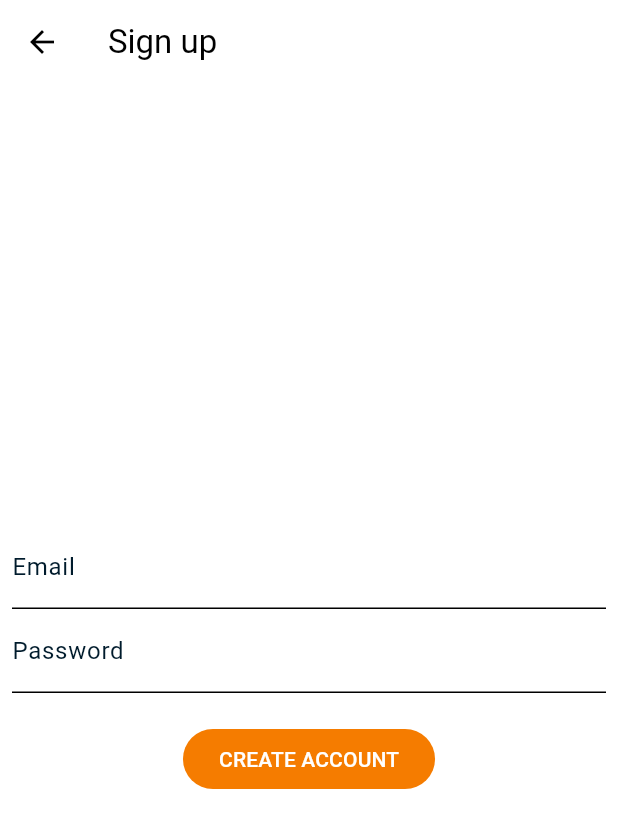
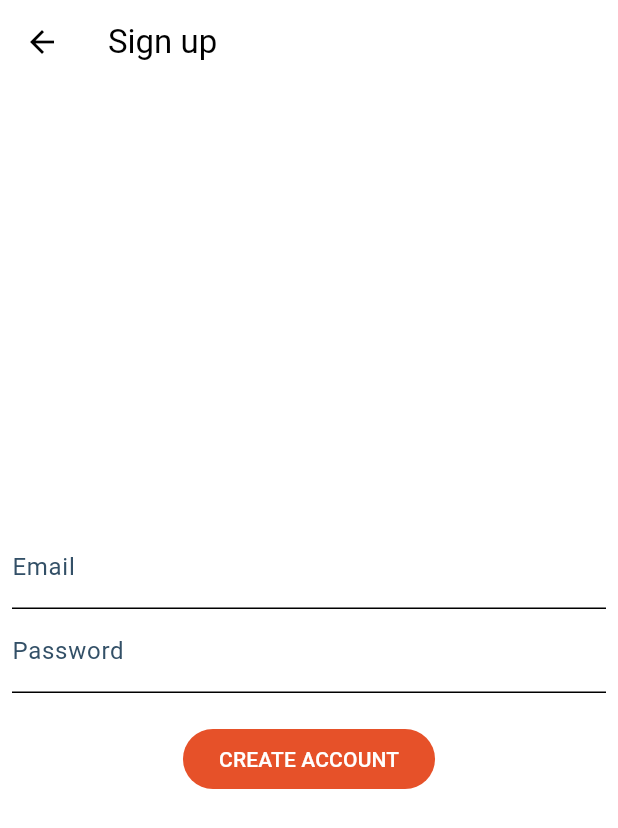
Before and after one commit to jreyesgfi/flutter_train_tracker_app, a Flutter app: the screen it shows after launch, after a tap on "LOG IN", after a tap on "Create New Account", on a phone screen of 412 x 824 dp. Shown: the top 828 px of the screen. Run offline on Flutter 3.47's test engine with Material 3 defaults, Android fonts, the phone set to English and light mode, and no system bars; missing offline and left inert: amplify_auth_cognito, amplify_core, amplify_datastore, amplify_flutter.

Commit message:
Updated Fundamental Styles

```diff
--- /dev/null
+++ b/lib/common_layer/theme/app_colors.dart
@@ -0,0 +1,15 @@
+import 'package:flutter/material.dart';
+
+class AppColors {
+  static const primaryColor = Color(0xFFe65129);
+  static const accentColor = Color(0xFF6200EE);
+  static const backgroundColor = Color(0xFFFFFFFF);
+  static const textColor = Color(0xFF335067);
+
+
+  // custom colors
+  static const darkColor = Color(0xff335067);
+  static const lightColor = Color(0xffE2E6E8);
+  static const greyColor = Color(0xff7B99AD);
+  static const whiteColor = Color(0xffffffff);
+}
--- /dev/null
+++ b/lib/common_layer/theme/app_theme.dart
@@ -0,0 +1,46 @@
+import 'package:flutter/material.dart';
+import 'app_colors.dart';
+
+class AppTheme {
+  static ThemeData get theme {
+    return ThemeData(
+      // Colors
+      primaryColor: AppColors.primaryColor,
+      primaryColorLight: AppColors.lightColor,
+      primaryColorDark: AppColors.darkColor,
+      hintColor: AppColors.greyColor,
+      cardColor: AppColors.whiteColor,
+      canvasColor: AppColors.backgroundColor,
+      colorScheme: ColorScheme.fromSwatch(
+        backgroundColor: AppColors.backgroundColor,
+        primarySwatch: Colors.orange, // Adjust based on AppColors if needed
+        accentColor: AppColors.accentColor,
+      ),
+      visualDensity: VisualDensity.adaptivePlatformDensity,
+      inputDecorationTheme: const InputDecorationTheme(
+        labelStyle: TextStyle(color: AppColors.textColor),
+        hintStyle: TextStyle(color: AppColors.accentColor),
+      ),
+
+      // TEXT
+      textTheme: const TextTheme(
+        bodySmall: TextStyle(color: AppColors.textColor),
+        bodyLarge: TextStyle(color: AppColors.textColor),
+        bodyMedium: TextStyle(color: AppColors.textColor),
+        displayMedium: TextStyle(color: AppColors.textColor),
+        displayLarge: TextStyle(color: AppColors.textColor),
+        displaySmall: TextStyle(color: AppColors.textColor),
+      ),
+
+      // BUTTON
+      elevatedButtonTheme: ElevatedButtonThemeData(
+        style: ElevatedButton.styleFrom(
+          elevation: 0,
+          backgroundColor: AppColors.primaryColor,
+          foregroundColor: Colors.white,
+        ),
+      ),
+
+    );
+  }
+}
--- a/lib/main.dart
+++ b/lib/main.dart
@@ -1,6 +1,7 @@
 import 'package:amplify_flutter/amplify_flutter.dart';
 import 'package:amplify_auth_cognito/amplify_auth_cognito.dart';
 import 'package:flutter/material.dart';
+import 'package:flutter_application_test1/common_layer/theme/app_theme.dart';
 import 'package:flutter_application_test1/common_layer/theme/custom_colors.dart';
 import 'package:flutter_application_test1/presentation_layer/screens/widget_testing_screen.dart';
 import 'infrastructure_layer/config/amplifyconfiguration.dart';
@@ -18,53 +19,7 @@ class MyApp extends StatelessWidget {
   Widget build(BuildContext context) {
     return MaterialApp(
       title: 'Login Demo',
-      theme: ThemeData(
-          primaryColor: Colors.orange.shade700,
-          primaryColorLight: Colors.orange.shade50,
-          hintColor: Colors.orange.shade200,
-          primaryColorDark: Color.fromARGB(255, 12, 6, 0),
-          primarySwatch: Colors.orange,
-          cardColor: Colors.orange.shade50,
-          canvasColor: Color.fromARGB(120, 230, 230, 233),
-          colorScheme: ColorScheme.fromSwatch(
-            backgroundColor: Color.fromARGB(252, 252, 252, 255),
-            primarySwatch: Colors.orange, // Your primary swatch
-            accentColor: Colors.orange.shade700, // Your accent color
-            cardColor: Color.fromARGB(231, 255, 255, 255),
-          ),
-
-          visualDensity: VisualDensity.adaptivePlatformDensity,
-          inputDecorationTheme: InputDecorationTheme(
-            labelStyle:
-                TextStyle(color: Color.fromARGB(255, 0, 27, 44)), // Label color
-            hintStyle: TextStyle(color: Colors.orange.shade700),
-          ),
-          textTheme: const TextTheme(
-            bodySmall: TextStyle(color: Color.fromARGB(255, 0, 6, 10)),
-            bodyLarge: TextStyle(
-                color:
-                    Color.fromARGB(255, 0, 6, 10)), // Default body text style
-            bodyMedium: TextStyle(
-                color:
-                    Color.fromARGB(255, 0, 6, 10)), // Default body text style
-            displayMedium: TextStyle(color: Color.fromARGB(255, 0, 6, 10)),
-            displayLarge: TextStyle(color: Color.fromARGB(255, 0, 6, 10)),
-            displaySmall: TextStyle(color: Color.fromARGB(255, 0, 6, 10)),
-          ),
-          elevatedButtonTheme: ElevatedButtonThemeData(
-            style: ElevatedButton.styleFrom(
-              elevation: 0, // Remove shadow
-              backgroundColor:
-                  Colors.orange.shade700, // Background color
-              foregroundColor: Colors.white, // Text color
-            ),
-          ),
-          extensions: const <ThemeExtension<dynamic>>[
-            CustomColors(
-              greyColor: Color.fromARGB(255, 192, 192, 192),
-              greenColor: Color.fromARGB(255, 105, 202, 108),
-            ),
-          ]),
+      theme: AppTheme.theme, // Use the centralized theme
       home: MyHomePage(title: 'Login Demo'),
     );
   }
```
Also changed, not shown: lib/common_layer/theme/app_text_styles.dart (added, +60 -0 lines).
